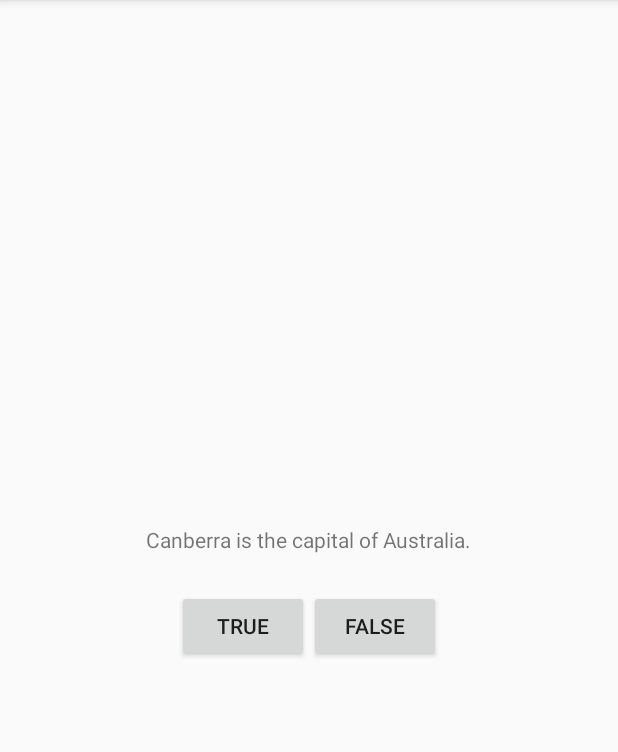
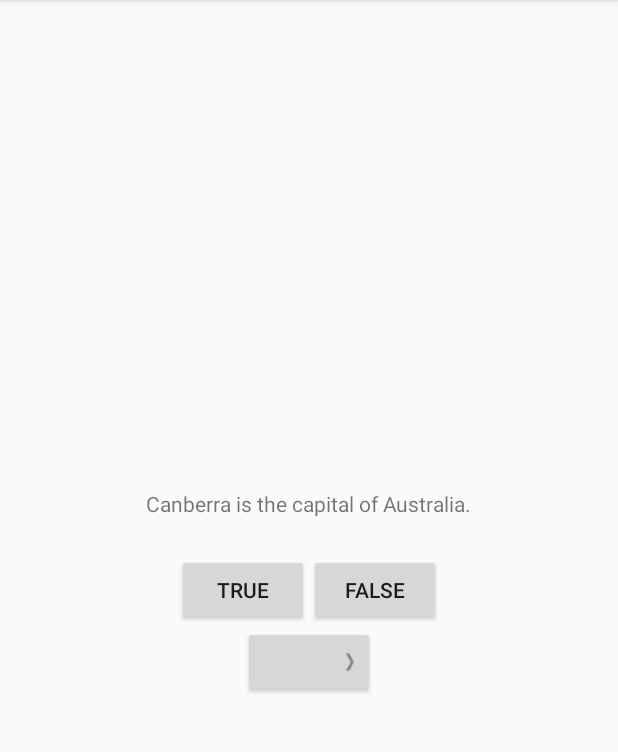
Before and after one commit to owenrlin/GeoQuiz, an Android app: the screen it shows after launch (QuizActivity), after a tap on "FALSE", on a phone screen of 412 x 824 dp, the part 84-836 px from its top. Run offline under Robolectric (Android 15) with nearby library versions, the phone set to English and light mode, and no system bars.

Commit message:
Changes for chapter 2

```diff
--- /dev/null
+++ b/app/src/main/java/com/bignerdranch/android/geoquiz/Question.java
@@ -0,0 +1,32 @@
+package com.bignerdranch.android.geoquiz;
+
+/**
+ * Created by owen on 6/7/17.
+ */
+
+public class Question {
+
+    private int mTextResId;
+    private boolean mAnswerTrue;
+
+    public Question(int textResId, boolean answer) {
+        mTextResId = textResId;
+        mAnswerTrue = answer;
+    }
+
+    public int getTextResId() {
+        return mTextResId;
+    }
+
+    public void setTextResId(int textResId) {
+        mTextResId = textResId;
+    }
+
+    public boolean isAnswerTrue() {
+        return mAnswerTrue;
+    }
+
+    public void setAnswerTrue(boolean answerTrue) {
+        mAnswerTrue = answerTrue;
+    }
+}
--- a/app/src/main/java/com/bignerdranch/android/geoquiz/QuizActivity.java
+++ b/app/src/main/java/com/bignerdranch/android/geoquiz/QuizActivity.java
@@ -4,38 +4,72 @@ import android.support.v7.app.AppCompatActivity;
 import android.os.Bundle;
 import android.view.View;
 import android.widget.Button;
+import android.widget.TextView;
 import android.widget.Toast;
 
 public class QuizActivity extends AppCompatActivity {
 
     private Button mTrueButton;
     private Button mFalseButton;
+    private Button mNextButton;
+    private TextView mQuestionTextView;
+
+    private Question[] mQuestionBank = new Question[] {
+        new Question(R.string.question_australia, true),
+        new Question(R.string.question_africa, false),
+        new Question(R.string.question_americas, true),
+        new Question(R.string.question_asia, true),
+        new Question(R.string.question_mideast, false),
+        new Question(R.string.question_oceans, true)
+    };
+
+    private int mCurrentIndex = 0;
 
     @Override
     protected void onCreate(Bundle savedInstanceState) {
         super.onCreate(savedInstanceState);
         setContentView(R.layout.activity_quiz);
 
+        mQuestionTextView = (TextView)findViewById(R.id.question_text_view);
+        updateQuestion();
+
         mTrueButton = (Button)findViewById(R.id.true_button);
         mTrueButton.setOnClickListener(new View.OnClickListener() {
             @Override
             public void onClick(View v)  {
-                Toast.makeText(QuizActivity.this,
-                        R.string.correct_toast,
-                        Toast.LENGTH_SHORT).show();
+                checkAnswer(true);
             }
-           }
-        );
+           });
 
         mFalseButton = (Button)findViewById(R.id.false_button);
         mFalseButton.setOnClickListener(new View.OnClickListener() {
-               @Override
-               public void onClick(View v)  {
-                   Toast.makeText(QuizActivity.this,
-                           R.string.incorrect_toast,
-                           Toast.LENGTH_SHORT).show();
-               }
+           @Override
+           public void onClick(View v)  {
+                checkAnswer(false);
            }
-        );
+       });
+
+        mNextButton = (Button)findViewById(R.id.next_button);
+        mNextButton.setOnClickListener(new View.OnClickListener() {
+            @Override
+            public void onClick(View v) {
+                mCurrentIndex = (++mCurrentIndex) % mQuestionBank.length;
+                updateQuestion();
+            }
+        });
+    }
+
+    private void checkAnswer(boolean userAnswer) {
+
+        int message = mQuestionBank[mCurrentIndex].isAnswerTrue() == userAnswer ?
+                R.string.correct_toast : R.string.incorrect_toast;
+        Toast.makeText(QuizActivity.this,
+            message,
+            Toast.LENGTH_SHORT).show();
+    }
+
+    private void updateQuestion() {
+        int questionResId = mQuestionBank[mCurrentIndex].getTextResId();
+        mQuestionTextView.setText(questionResId);
     }
 }
--- a/app/src/main/res/layout/activity_quiz.xml
+++ b/app/src/main/res/layout/activity_quiz.xml
@@ -6,10 +6,10 @@
     android:orientation="vertical">
 
     <TextView
+        android:id="@+id/question_text_view"
         android:layout_width="wrap_content"
         android:layout_height="wrap_content"
-        android:padding="24dp"
-        android:text="@string/question_text" />
+        android:padding="24dp"/>
 
     <LinearLayout
         android:layout_width="wrap_content"
@@ -29,4 +29,11 @@
         android:text="@string/false_button" />
     </LinearLayout>
 
+    <Button
+        android:id="@+id/next_button"
+        android:layout_width="wrap_content"
+        android:layout_height="wrap_content"
+        android:drawableRight="@drawable/arrow_right"
+        android:drawablePadding="4dp"/>
+
 </LinearLayout>
--- a/app/src/main/res/values/strings.xml
+++ b/app/src/main/res/values/strings.xml
@@ -5,4 +5,11 @@
     <string name="false_button">False</string>
     <string name="correct_toast">Correct!</string>
     <string name="incorrect_toast">Incorrect!</string>
+    <string name="next_button">Next!</string>
+    <string name="question_australia">Canberra is the capital of Australia.</string>
+    <string name="question_oceans">The Pacific Ocean is larger than the Atlantic Ocean.</string>
+    <string name="question_mideast">The Suez Canal connects the Red Sea and the Indian Ocean.</string>
+    <string name="question_africa">The source of the Nile River is in Egypt.</string>
+    <string name="question_americas">The Amazon River is the longest river in the Americas.</string>
+    <string name="question_asia">Lake Baikal is the world\'s oldest and deepest freshwater lake.</string>
 </resources>
```
Also changed, not shown: app/src/main/res/drawable-hdpi/arrow_left.png (added), app/src/main/res/drawable-hdpi/arrow_right.png (added), app/src/main/res/drawable-mdpi/arrow_left.png (added), app/src/main/res/drawable-mdpi/arrow_right.png (added), app/src/main/res/drawable-xhdpi/arrow_left.png (added), app/src/main/res/drawable-xhdpi/arrow_right.png (added), app/src/main/res/drawable-xxhdpi/arrow_left.png (added), app/src/main/res/drawable-xxhdpi/arrow_right.png (added).
